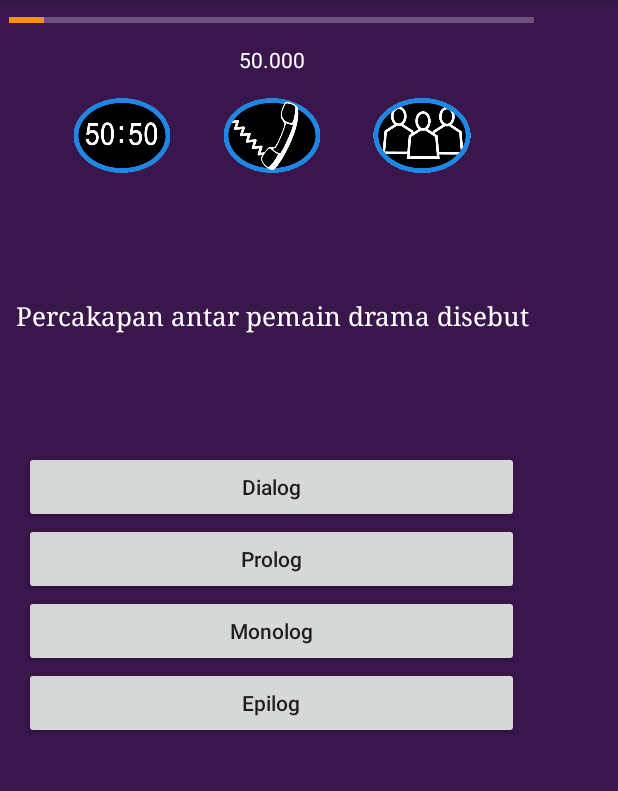
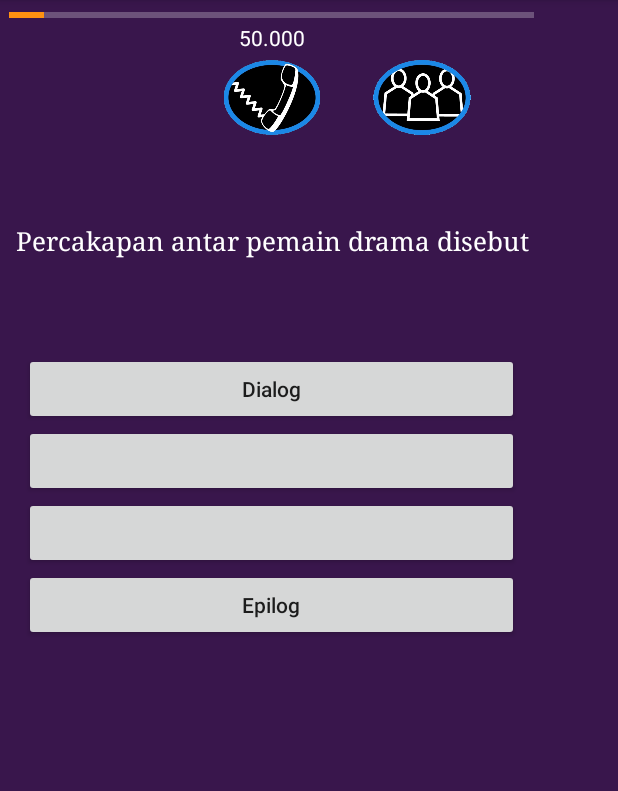
Before and after one commit to dimasyr/wwtbam, an Android app: the PlayActivity screen opened directly, with no data from a screen before it, after a tap on an icon or button, on a phone screen of 412 x 824 dp, the part 84-875 px from its top. Run offline under Robolectric (Android 15) with nearby library versions, the phone set to English and light mode, and no system bars.

Commit message:
pembenahan bantuan fifty2, Rp skor, clear input name

```diff
--- a/app/src/main/java/com/example/dimas/helloworlddyr/PlayActivity.java
+++ b/app/src/main/java/com/example/dimas/helloworlddyr/PlayActivity.java
@@ -7,6 +7,7 @@ import android.support.v7.app.AppCompatActivity;
 import android.os.Bundle;
 import android.view.View;
 import android.widget.Button;
+import android.widget.ImageView;
 import android.widget.ProgressBar;
 import android.widget.TextView;
 import android.widget.Toast;
@@ -21,12 +22,16 @@ public class PlayActivity extends AppCompatActivity {
 
     ProgressBar pgBar;
     private int progress = 1;
+    private int proses_fifty = 2;
     private TextView textHadiahSekarang;
     private TextView textPertanyaan;
     private Button btnJawabanA;
     private Button btnJawabanB;
     private Button btnJawabanC;
     private Button btnJawabanD;
+    private ImageView btnFifty2;
+    private ImageView btnCallAFriend;
+    private ImageView btnVote;
 
 
     private String jawabanYangBenar;
@@ -35,54 +40,54 @@ public class PlayActivity extends AppCompatActivity {
 
     ArrayList<ArrayList<String>> pertanyaanArray = new ArrayList<>();
 
-    String dataPertanyaan[][]={
-        // {"pertanyaan","jawaban yg benar","opsi2","opsi3","opsi4"}
-            {"Orang Buta adalah orang yang tidak bisa melihat .Istilah yang digunakan untuk menyebut orang buta adalah ","Tuna Netra","Tuna Wisma","Tuna Daksa","Tuna Susila"},
-            {"Jika dalam suatu denah, jarak sebenarnya 10 meter, digambar  1 centimeter, maka denah tersebut menggunakan skala","1 : 1000","10 : 100000","1 : 10000","1000 : 1"},
-            {"Penyejuk Ruangan biasanya disebut AC, AC disini adalah singkatan dari","Air Conditioner","Air Conditioning","Alternating Current","Ante Christum"},
-            {"Permainan kartu solitaire, umumnya dimainkan oleh","1 Orang","3 Orang","2 Orang","5 Orang"},
-            {"Delegasi Indonesia dalam konferensi meja bundar adalah","Drs. Moh. Hatta","Sultan Hamid II","Mohammad Natsir","Soetomo"},
-            {"Sistem sprinkle adalah proteksi gedung atau bangunan terhadap ","Kebakaran","Gempa","Konsleting","Tsunami"},
-            {"Penduduk asli benua amerika adalah","Indian" ,"Comanche","Sioux","Cheyenne"},
-            {"Yang bukan merek mobil buatan eropa adalah ","Honda","Peugeut","Mini Cooper","Fiat"},
-            {"Salah satu agen amerika adalah ATF, huruf F disini adalah singkatan dari","Firearms" ,"Fighter","Fordarms","Forcearms"},
-            {"Lapangan terbang rendani terletak dikota" ,"Manokwari","Tidore Kepulauan","Lhokseumawe","Kotamobagu"},
-            {"Negara bagian di AS yang lambing atau bendera bergambar George Washington adalah","Washington","Georgia","Wisconsin" ,"Nebraska"},
-            {"Sungai Amazone terletak di negara","Brazilla","Kolumbia","Bolivia","Ekuador"},
-            {"Kata signal radio internasional yang digunakan sebagai panggilan minta pertolongan (distress call ) adalah","May Day","Help Day","I Help","Me Day"},
-            {"Unit pembangkit Uap Air di pabrik dinamakan" ,"Boiler","Evapolator","SuperHeater","Economizer"},
-            {"Negara bagian AS yang dikenal dengan sebutan Sunflower adalah","Kansa","Montana","Iola","Hawaii"},
-            {"Pengukur kecepatan arah angin","Anemometer","Densimeter","Alimeter","Luxmeter"},
-            {"Huruf terakhir pada abjad yunani adalah" ,"Omega","Upsilon" ,"Sigma","Psi"},
-            {"Nama ayah dan anak sama , dialah yang membagi kata menjadi 10 jenis, dia itu adalah","Aristoteles","Socrates","Plato","Anaximandros"},
-            {"Dikota mana John f.kennedy dibunuh" ,"Dallas" ,"Austin","El Paso" ,"Plano"},
-            {"Pada fotosintesis, reaksi pengikatan CO2 berlangsung didalam","Kloropas","Epidermis","Jaringan Spons","Stomata"},
-            {"Orang yang hobinya mengumpulkan dan mengoleksi perangko disebut","Filatelis" ,"Filumenis","Numimastik","Librocubicularist"},
-            {"Negara yang mempunyai hak Veto di forum PBB adalah","Cina","Jepang","Indonesia","Perancis"},
-            {"Term yang umum dipakai untuk menyebut ruangan dalam kapal adalah","Kabin","Buritan","Propeller","Geladak Utama"},
-            {"Percakapan antar pemain drama disebut" ,"Dialog","Prolog","Epilog","Monolog"},
-            {"Lagu kalayar berasal dari daerah","Kalimatan Timur","Kalimatan  Selatan","Kalimatan Barat","KALIMANTAN TENGAH"},
-            {"Aktor yang bukan pemeran  James Bond adalah","Harrison Ford","Sean Connery","George Lazenby","Roger Moore"},
-            {"Mick Jager adalah vokalis terkenal dari group musik","The Smiths","Black Sabbath","ROLLING STONE","Scorpions"},
-            {"Pemain basket NBA yang terjangkung bernama Gheorge Minesan adalah atlet kelahiran","Rumania","Polandia","Slowakia" ,"Ceko"},
-            {"Negara Brunei Darussalam masuk sebagai anggota ASEAN sjak tahun","1984", "1964", "1974","1994"},
-            {"Bakteri pengikat nitrogen yang hidup beesimbiosis dengan akar polong-polongan adalah" ,"Rhizobium","RUMANIA","Acetobacter","Staphylococcus"},
-            {"John Dever adalah penyanyi terkenal pada tahun 70 – an dengan lagu Take me Home Country road adalah pria kelahiran","Meksiko","Kanada","Puerto Riko","Kuba"},
-            {"Lagu berikut berasal dari Sulawesi utara kecuali","Pakarena","Cik Cik Periook","Badindang Ria","Kandera Benaiso"},
-            {"Negara yang mengklaim sebagai negara pemilik pipa minyak terpanjang di dunia adalah","Kanada","Arab Saudi","Selandia Baru","Kuwait"},
-            {"Salah satu pemeran tokoh James Bond adalah","Pierce Brosnan","Robert Shaw","John Jackman","John Goodman"},
-            {"Suku wolimo terdapat di provinsi","Sulawesi Selatan","Sumatra Barat","Kalimantan Utara","Jawa Timur"},
-            {"C35, M35 dan S35 adalah nomor seri handphone dengan merek","Siemens","Sony" ,"Siemens","Nokia"},
-            {"Binatang apa yang digunakan sebagai simbol dalam pada majalah playboy ","Kelinci","Anjing","Tikus","Kucing"},
-            {"Sungai Zaire terletak di afrika bagian","Barat","Selatan","Utara","Timur"},
-            {"Titik yang digunakan untuk pengukuran ketinggian suatu tempat disebut","Triangulasi","Dramaturgi","Etnografi","Historis"},
-            {"Dari keempat bilangan dibawah ini, yang bukan bilangan prima adalah","4","7" ,"19","31"},
-            {"Siapa nama teman wanita Donald Duck" ,"Daisy","Minnie","Elsa","Anna"},
-            {"Berasal dari planet apa Mr. Spock pada serial Star Treck","Vulcan","Cybertron","Kepler","Pandora"},
-            {"Berikut produsen pupuk di Indonesia kecuali","PT. Samator","PT. BAS Organik","PT. Dharma Ayu Tani","PT. Sarana Hayati"},
+    String dataPertanyaan[][] = {
+            // {"pertanyaan","jawaban yg benar","opsi2","opsi3","opsi4"}
+            {"Orang Buta adalah orang yang tidak bisa melihat .Istilah yang digunakan untuk menyebut orang buta adalah ", "Tuna Netra", "Tuna Wisma", "Tuna Daksa", "Tuna Susila"},
+            {"Jika dalam suatu denah, jarak sebenarnya 10 meter, digambar  1 centimeter, maka denah tersebut menggunakan skala", "1 : 1000", "10 : 100000", "1 : 10000", "1000 : 1"},
+            {"Penyejuk Ruangan biasanya disebut AC, AC disini adalah singkatan dari", "Air Conditioner", "Air Conditioning", "Alternating Current", "Ante Christum"},
+            {"Permainan kartu solitaire, umumnya dimainkan oleh", "1 Orang", "3 Orang", "2 Orang", "5 Orang"},
+            {"Delegasi Indonesia dalam konferensi meja bundar adalah", "Drs. Moh. Hatta", "Sultan Hamid II", "Mohammad Natsir", "Soetomo"},
+            {"Sistem sprinkle adalah proteksi gedung atau bangunan terhadap ", "Kebakaran", "Gempa", "Konsleting", "Tsunami"},
+            {"Penduduk asli benua amerika adalah", "Indian", "Comanche", "Sioux", "Cheyenne"},
+            {"Yang bukan merek mobil buatan eropa adalah ", "Honda", "Peugeut", "Mini Cooper", "Fiat"},
+            {"Salah satu agen amerika adalah ATF, huruf F disini adalah singkatan dari", "Firearms", "Fighter", "Fordarms", "Forcearms"},
+            {"Lapangan terbang rendani terletak dikota", "Manokwari", "Tidore Kepulauan", "Lhokseumawe", "Kotamobagu"},
+            {"Negara bagian di AS yang lambing atau bendera bergambar George Washington adalah", "Washington", "Georgia", "Wisconsin", "Nebraska"},
+            {"Sungai Amazone terletak di negara", "Brazilla", "Kolumbia", "Bolivia", "Ekuador"},
+            {"Kata signal radio internasional yang digunakan sebagai panggilan minta pertolongan (distress call ) adalah", "May Day", "Help Day", "I Help", "Me Day"},
+            {"Unit pembangkit Uap Air di pabrik dinamakan", "Boiler", "Evapolator", "SuperHeater", "Economizer"},
+            {"Negara bagian AS yang dikenal dengan sebutan Sunflower adalah", "Kansa", "Montana", "Iola", "Hawaii"},
+            {"Pengukur kecepatan arah angin", "Anemometer", "Densimeter", "Alimeter", "Luxmeter"},
+            {"Huruf terakhir pada abjad yunani adalah", "Omega", "Upsilon", "Sigma", "Psi"},
+            {"Nama ayah dan anak sama , dialah yang membagi kata menjadi 10 jenis, dia itu adalah", "Aristoteles", "Socrates", "Plato", "Anaximandros"},
+            {"Dikota mana John f.kennedy dibunuh", "Dallas", "Austin", "El Paso", "Plano"},
+            {"Pada fotosintesis, reaksi pengikatan CO2 berlangsung didalam", "Kloropas", "Epidermis", "Jaringan Spons", "Stomata"},
+            {"Orang yang hobinya mengumpulkan dan mengoleksi perangko disebut", "Filatelis", "Filumenis", "Numimastik", "Librocubicularist"},
+            {"Negara yang mempunyai hak Veto di forum PBB adalah", "Cina", "Jepang", "Indonesia", "Perancis"},
+            {"Term yang umum dipakai untuk menyebut ruangan dalam kapal adalah", "Kabin", "Buritan", "Propeller", "Geladak Utama"},
+            {"Percakapan antar pemain drama disebut", "Dialog", "Prolog", "Epilog", "Monolog"},
+            {"Lagu kalayar berasal dari daerah", "Kalimatan Timur", "Kalimatan  Selatan", "Kalimatan Barat", "KALIMANTAN TENGAH"},
+            {"Aktor yang bukan pemeran  James Bond adalah", "Harrison Ford", "Sean Connery", "George Lazenby", "Roger Moore"},
+            {"Mick Jager adalah vokalis terkenal dari group musik", "The Smiths", "Black Sabbath", "ROLLING STONE", "Scorpions"},
+            {"Pemain basket NBA yang terjangkung bernama Gheorge Minesan adalah atlet kelahiran", "Rumania", "Polandia", "Slowakia", "Ceko"},
+            {"Negara Brunei Darussalam masuk sebagai anggota ASEAN sjak tahun", "1984", "1964", "1974", "1994"},
+            {"Bakteri pengikat nitrogen yang hidup beesimbiosis dengan akar polong-polongan adalah", "Rhizobium", "RUMANIA", "Acetobacter", "Staphylococcus"},
+            {"John Dever adalah penyanyi terkenal pada tahun 70 – an dengan lagu Take me Home Country road adalah pria kelahiran", "Meksiko", "Kanada", "Puerto Riko", "Kuba"},
+            {"Lagu berikut berasal dari Sulawesi utara kecuali", "Pakarena", "Cik Cik Periook", "Badindang Ria", "Kandera Benaiso"},
+            {"Negara yang mengklaim sebagai negara pemilik pipa minyak terpanjang di dunia adalah", "Kanada", "Arab Saudi", "Selandia Baru", "Kuwait"},
+            {"Salah satu pemeran tokoh James Bond adalah", "Pierce Brosnan", "Robert Shaw", "John Jackman", "John Goodman"},
+            {"Suku wolimo terdapat di provinsi", "Sulawesi Selatan", "Sumatra Barat", "Kalimantan Utara", "Jawa Timur"},
+            {"C35, M35 dan S35 adalah nomor seri handphone dengan merek", "Siemens", "Sony", "Samsung", "Nokia"},
+            {"Binatang apa yang digunakan sebagai simbol dalam pada majalah playboy ", "Kelinci", "Anjing", "Tikus", "Kucing"},
+            {"Sungai Zaire terletak di afrika bagian", "Barat", "Selatan", "Utara", "Timur"},
+            {"Titik yang digunakan untuk pengukuran ketinggian suatu tempat disebut", "Triangulasi", "Dramaturgi", "Etnografi", "Historis"},
+            {"Dari keempat bilangan dibawah ini, yang bukan bilangan prima adalah", "4", "7", "19", "31"},
+            {"Siapa nama teman wanita Donald Duck", "Daisy", "Minnie", "Elsa", "Anna"},
+            {"Berasal dari planet apa Mr. Spock pada serial Star Treck", "Vulcan", "Cybertron", "Kepler", "Pandora"},
+            {"Berikut produsen pupuk di Indonesia kecuali", "PT. Samator", "PT. BAS Organik", "PT. Dharma Ayu Tani", "PT. Sarana Hayati"},
     };
 
-    String listHadiah[]={"50.000","1.000.000","5.000.000","15.000.000","25.000.000","50.000.000","75.000.000","100.000.000","120.000.000","180.000.000","230.000.000","400.000","500.000.000","600.000.000","700.000.000","1.000.000.000"};
+    String listHadiah[] = {"50.000", "1.000.000", "5.000.000", "15.000.000", "25.000.000", "50.000.000", "75.000.000", "100.000.000", "120.000.000", "180.000.000", "230.000.000", "400.000", "500.000.000", "600.000.000", "700.000.000", "1.000.000.000"};
 
     @Override
     protected void onCreate(Bundle savedInstanceState) {
@@ -90,15 +95,18 @@ public class PlayActivity extends AppCompatActivity {
         setContentView(R.layout.activity_play);
         pgBar = (ProgressBar) findViewById(R.id.progressBar);
         pgBar.setMax(15);
-        textHadiahSekarang = (TextView)findViewById(R.id.txt_hadiah_sekarang);
-        textPertanyaan = (TextView)findViewById(R.id.tv_pertanyaan);
-        btnJawabanA = (Button)findViewById(R.id.btn_answer_a);
-        btnJawabanB = (Button)findViewById(R.id.btn_answer_b);
-        btnJawabanC = (Button)findViewById(R.id.btn_answer_c);
-        btnJawabanD = (Button)findViewById(R.id.btn_answer_d);
+        textHadiahSekarang = (TextView) findViewById(R.id.txt_hadiah_sekarang);
+        textPertanyaan = (TextView) findViewById(R.id.tv_pertanyaan);
+        btnJawabanA = (Button) findViewById(R.id.btn_answer_a);
+        btnJawabanB = (Button) findViewById(R.id.btn_answer_b);
+        btnJawabanC = (Button) findViewById(R.id.btn_answer_c);
+        btnJawabanD = (Button) findViewById(R.id.btn_answer_d);
+        btnFifty2 = (ImageView) findViewById(R.id.btn_help_fifty2);
+        btnCallAFriend = (ImageView) findViewById(R.id.btn_help_call);
+        btnVote = (ImageView) findViewById(R.id.btn_help_vote);
 
         //Crate quizArray from quizData
-        for(int i=0;i<dataPertanyaan.length;i++){
+        for (int i = 0; i < dataPertanyaan.length; i++) {
 
             //prepare array
             ArrayList<String> tmpArray = new ArrayList<>();
@@ -116,23 +124,58 @@ public class PlayActivity extends AppCompatActivity {
         showNextQuiz();
     }
 
-    public void tambahProgress(View v){
-        progress+=1;
+    public void tambahProgress(View v) {
+        progress += 1;
         pgBar.setProgress(progress);
-        textHadiahSekarang.setText(listHadiah[progress-1]);
+        textHadiahSekarang.setText(listHadiah[progress - 1]);
     }
 
-    public void bantuanFifty2(View v){
+    public void bantuanFifty2(View v) {
+        for (int x = 1; x < 5; x++) {
+            if (proses_fifty != 0) {
+                if (x == 1) {
+                    if (btnJawabanA.getText().toString().equals(jawabanYangBenar)) {
 
+                    } else {
+                        btnJawabanA.setText("");
+                        proses_fifty--;
+                    }
+                } else if (x == 2) {
+                    if (btnJawabanB.getText().toString().equals(jawabanYangBenar)) {
+
+                    } else {
+                        btnJawabanB.setText("");
+                        proses_fifty--;
+                    }
+                } else if (x == 3) {
+                    if (btnJawabanC.getText().toString().equals(jawabanYangBenar)) {
+
+                    } else {
+                        btnJawabanC.setText("");
+                        proses_fifty--;
+                    }
+                } else {
+                    if (btnJawabanD.getText().toString().equals(jawabanYangBenar)) {
+
+                    } else {
+                        btnJawabanD.setText("");
+                        proses_fifty--;
+                    }
+                }
+            } else {
+
+            }
+        }
+        btnFifty2.setVisibility(View.INVISIBLE);
     }
 
-    public void showNextQuiz2(View v){
+    public void showNextQuiz2(View v) {
         showNextQuiz();
     }
 
-    public void showNextQuiz(){
+    public void showNextQuiz() {
         //update hadiah sekarang
-        textHadiahSekarang.setText(listHadiah[soalKe-1]);
+        textHadiahSekarang.setText(listHadiah[soalKe - 1]);
 
         //random soal
         Random rand = new Random();
@@ -159,37 +202,38 @@ public class PlayActivity extends AppCompatActivity {
         pertanyaanArray.remove(randNum);
     }
 
-    @Override
-    public void onBackPressed() {
-
-    }
-
-    public void cekJawaban(View view){
+    public void cekJawaban(View view) {
         //mendapatkan button yg di tekan
-        Button btnYangDitekan = (Button)findViewById(view.getId());
+        Button btnYangDitekan = (Button) findViewById(view.getId());
         String teksButtonnya = btnYangDitekan.getText().toString();
 
         String alertTitle;
 
-        if (teksButtonnya.equals(jawabanYangBenar)){
+        if (teksButtonnya.equals(jawabanYangBenar)) {
             alertTitle = "Benar!";
-            Toast.makeText(getApplicationContext(),alertTitle,Toast.LENGTH_SHORT).show();
+            Toast.makeText(getApplicationContext(), alertTitle, Toast.LENGTH_SHORT).show();
             soalKe++;
             tambahProgress(view);
-            if(soalKe==16){
-
-            }
-            else{
+            if (soalKe == 16) {
+                Intent intent = new Intent(getApplicationContext(), ResultActivity.class);
+                intent.putExtra("skorAnda", listHadiah[progress - 2]);
+                startActivity(intent);
+            } else {
                 showNextQuiz();
             }
 
 
         } else {
             alertTitle = "Salah!";
-            Toast.makeText(getApplicationContext(),alertTitle,Toast.LENGTH_SHORT).show();
+            Toast.makeText(getApplicationContext(), alertTitle, Toast.LENGTH_SHORT).show();
             salah = true;
-            Intent intent = new Intent(getApplicationContext(),ResultActivity.class);
-            intent.putExtra("skorAnda",listHadiah[progress-1]);
+            Intent intent = new Intent(getApplicationContext(), ResultActivity.class);
+            if (soalKe == 1) {
+                intent.putExtra("skorAnda", "0");
+            } else {
+                intent.putExtra("skorAnda", listHadiah[progress - 2]);
+            }
+
             startActivity(intent);
         }
 
--- a/app/src/main/java/com/example/dimas/helloworlddyr/ResultActivity.java
+++ b/app/src/main/java/com/example/dimas/helloworlddyr/ResultActivity.java
@@ -17,7 +17,7 @@ public class ResultActivity extends AppCompatActivity {
         TextView resultText = (TextView) findViewById(R.id.tv_uangAnda);
         String skor = getIntent().getStringExtra("skorAnda");
         resultText.setText("Selamat "+InputNamaActivity.nama+", anda berhasil membawa");
-        resultLabel.setText(skor);
+        resultLabel.setText("Rp. "+skor);
     }
 
     public void keluarPermainan(View v){
--- a/app/src/main/res/layout/activity_input_nama.xml
+++ b/app/src/main/res/layout/activity_input_nama.xml
@@ -30,7 +30,7 @@
         android:layout_marginTop="10sp"
         android:textColor="@color/colorPrimary"
         android:background="@drawable/et_white"
-        android:text="Nama" />
+        android:text="" />
 
     <Button
         android:id="@+id/btn_playnow"
--- a/app/src/main/res/layout/activity_main.xml
+++ b/app/src/main/res/layout/activity_main.xml
@@ -24,10 +24,9 @@
 
             <ImageView
                 android:id="@+id/imageView2"
-                android:layout_width="270dp"
-                android:layout_height="270dp"
+                android:layout_width="220dp"
+                android:layout_height="220dp"
                 android:layout_centerHorizontal="true"
-                android:layout_marginTop="10dp"
                 android:src="@drawable/millionaire" />
 
             <Button
--- a/app/src/main/res/layout/activity_play.xml
+++ b/app/src/main/res/layout/activity_play.xml
@@ -21,7 +21,7 @@
                 android:layout_width="350dp"
                 android:layout_height="wrap_content"
                 android:layout_centerHorizontal="true"
-                android:layout_marginTop="5dp"
+                android:layout_marginTop="2dp"
                 android:progressBackgroundTint="@color/white"
                 android:progressTint="@color/orange" />
 
@@ -31,7 +31,7 @@
                 android:layout_height="wrap_content"
                 android:layout_alignParentTop="true"
                 android:layout_centerHorizontal="true"
-                android:layout_marginTop="30dp"
+                android:layout_marginTop="15dp"
                 android:text="RP 50.000"
                 android:textColor="@color/white" />
 
@@ -41,7 +41,7 @@
                 android:layout_height="wrap_content"
                 android:layout_below="@+id/txt_hadiah_sekarang"
                 android:layout_centerHorizontal="true"
-                android:layout_marginTop="16dp">
+                android:layout_marginTop="5dp">
 
                 <ImageView
                     android:id="@+id/btn_help_fifty2"
@@ -68,10 +68,10 @@
             <LinearLayout
                 android:id="@+id/layout_pertanyaan"
                 android:layout_width="wrap_content"
-                android:layout_height="150dp"
+                android:layout_height="130dp"
                 android:layout_below="@id/layout_bantuan"
                 android:layout_centerHorizontal="true"
-                android:layout_marginTop="20dp">
+                android:layout_marginTop="5dp">
 
                 <TextView
                     android:id="@+id/tv_pertanyaan"
@@ -94,7 +94,7 @@
                 android:layout_height="match_parent"
                 android:layout_below="@+id/layout_pertanyaan"
                 android:layout_centerHorizontal="true"
-                android:layout_marginTop="15dp"
+                android:layout_marginTop="10dp"
                 android:orientation="vertical">
 
                 <Button
--- a/app/src/main/res/layout/activity_result.xml
+++ b/app/src/main/res/layout/activity_result.xml
@@ -10,10 +10,11 @@
 
     <TextView
         android:id="@+id/tv_uangAnda"
-        android:layout_width="wrap_content"
+        android:layout_width="fill_parent"
         android:layout_height="wrap_content"
         android:textSize="20sp"
         android:text="Uang anda"
+        android:gravity="center"
         android:layout_marginTop="50dp"/>
 
     <TextView
```
